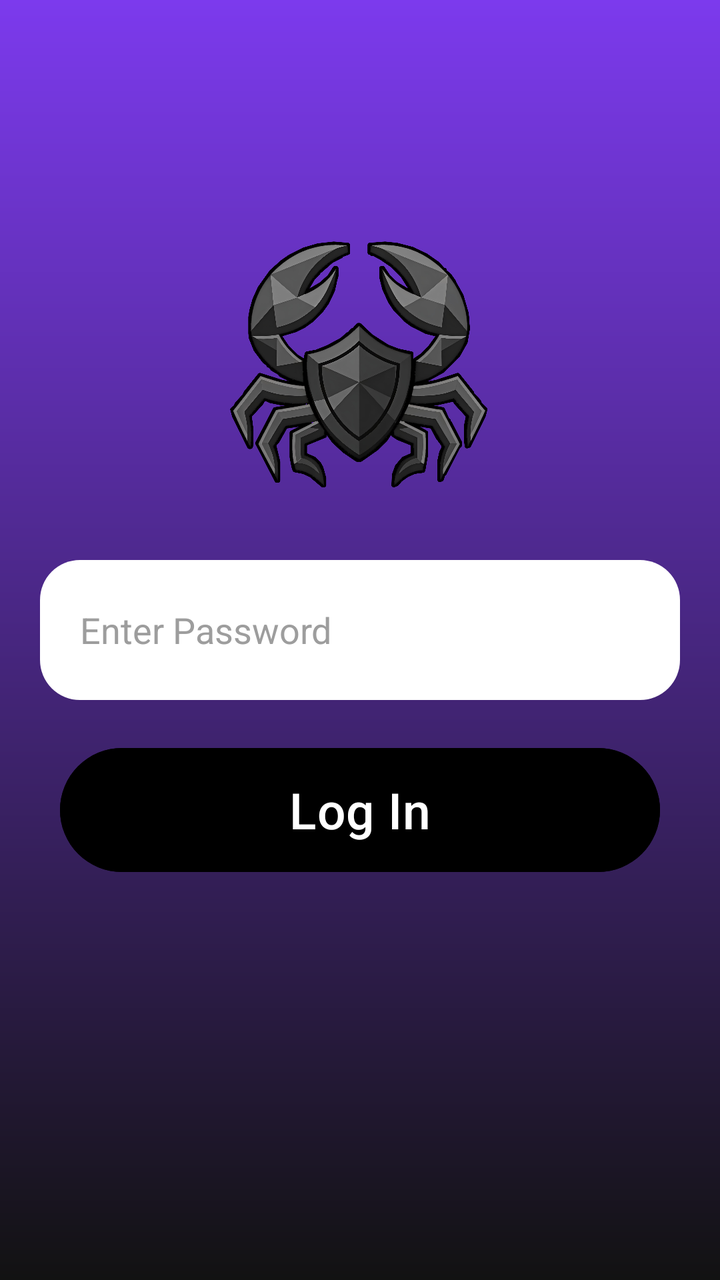
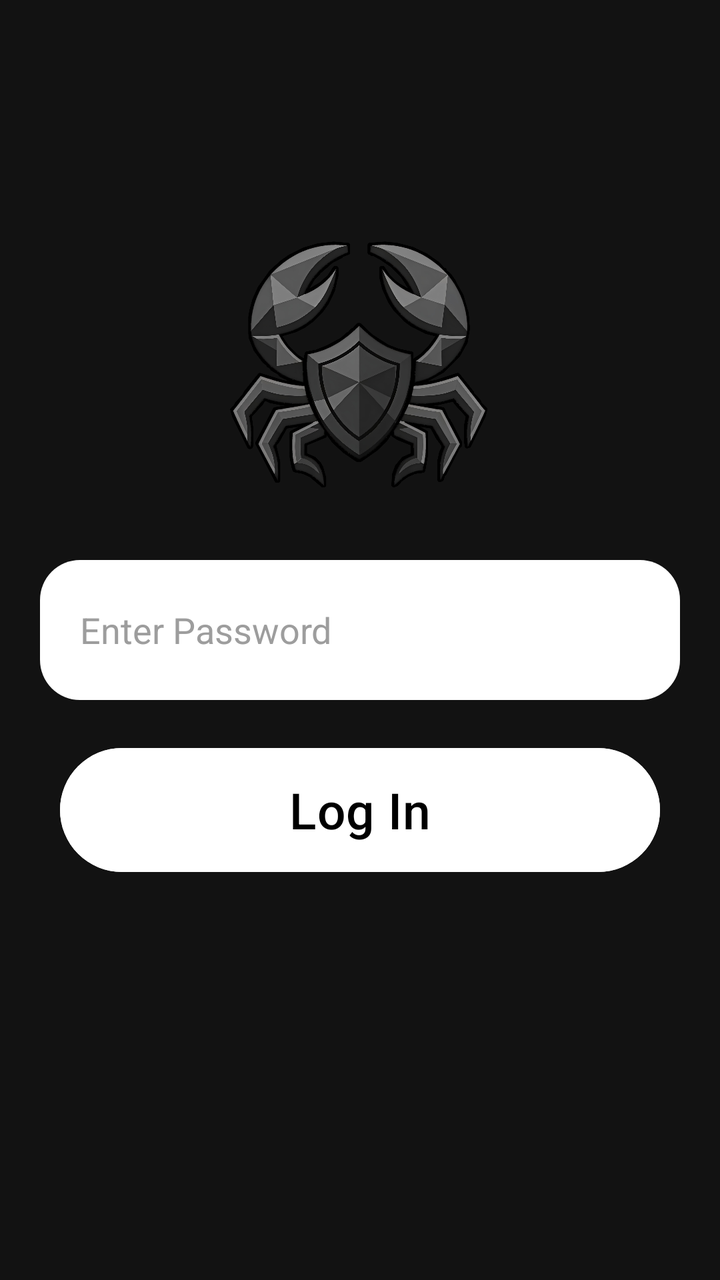

Before-and-after screenshots of an Android layout around one commit, followed by the original layout XML and the change that was made.
<!-- AndroidManifest.xml: application theme Theme.WhiteVault -->
<!-- res/layout/activity_authentication.xml -->
<?xml version="1.0" encoding="utf-8"?>
<RelativeLayout xmlns:android="http://schemas.android.com/apk/res/android"
    xmlns:app="http://schemas.android.com/apk/res-auto"
    xmlns:tools="http://schemas.android.com/tools"
    android:id="@+id/main"
    android:layout_width="match_parent"
    android:layout_height="match_parent"
    tools:context=".AuthenticationActivity"
    android:background="@drawable/user_background">

    <LinearLayout
        android:layout_width="match_parent"
        android:layout_height="wrap_content"
        android:orientation="vertical"
        android:layout_marginTop="70dp">

        <RelativeLayout
            android:layout_width="match_parent"
            android:layout_height="wrap_content"
            android:layout_marginTop="40dp">

            <ImageView
                android:layout_width="150dp"
                android:layout_height="150dp"
                android:src="@drawable/logo"
                android:layout_centerHorizontal="true"/>

        </RelativeLayout>

        <EditText
            android:id="@+id/text_password"
            android:layout_width="match_parent"
            android:layout_height="70dp"
            android:layout_marginTop="20dp"
            android:layout_marginLeft="20dp"
            android:layout_marginRight="20dp"
            android:hint="Enter Password"
            android:textColor="@color/black"
            android:background="@drawable/user_edit_text_background"
            android:textColorHint="#9D9D9D"
            android:padding="20dp"/>

        <Button
            android:id="@+id/button_login"
            android:layout_width="match_parent"
            android:layout_height="70dp"
            android:layout_marginTop="20dp"
            android:layout_marginStart="30dp"
            android:layout_marginEnd="30dp"
            android:text="Log In"
            android:textSize="25dp"
            android:textColor="@color/white"
            android:backgroundTint="@color/black"/>

    </LinearLayout>


</RelativeLayout>
<!-- resources referenced by this layout -->
<resources>
  <color name="black">#FF000000</color>
  <color name="white">#FFFFFFFF</color>
  <!-- drawable logo: png bitmap (drawable, 621487 bytes) -->
  <!-- drawable user_background (drawable) -->
  <?xml version="1.0" encoding="utf-8"?>
  <shape xmlns:android="http://schemas.android.com/apk/res/android">
      <gradient
          android:startColor="@color/primary"
          android:endColor="@color/background"
          android:angle="270"/>
  
  </shape>
  <!-- drawable user_edit_text_background (drawable) -->
  <?xml version="1.0" encoding="utf-8"?>
  <shape xmlns:android="http://schemas.android.com/apk/res/android">
      <solid android:color="@color/white"/>
      <corners android:radius="20dp"/>
  
  </shape>
  <style name="Theme.WhiteVault" parent="Base.Theme.WhiteVault" />
  <color name="primary">#7C3AED</color>
  <color name="background">#121212</color>
  <style name="Base.Theme.WhiteVault" parent="Theme.Material3.DayNight.NoActionBar">
          
          
      </style>
</resources>

<!-- the commit's change to res/layout/activity_authentication.xml (unified diff, before → after) -->
@@ -6,7 +6,7 @@
     android:layout_width="match_parent"
     android:layout_height="match_parent"
     tools:context=".AuthenticationActivity"
-    android:background="@drawable/user_background">
+    android:background="@color/background">
 
     <LinearLayout
         android:layout_width="match_parent"
@@ -40,17 +40,32 @@
             android:textColorHint="#9D9D9D"
             android:padding="20dp"/>
 
-        <Button
-            android:id="@+id/button_login"
+        <FrameLayout
             android:layout_width="match_parent"
-            android:layout_height="70dp"
-            android:layout_marginTop="20dp"
-            android:layout_marginStart="30dp"
-            android:layout_marginEnd="30dp"
-            android:text="Log In"
-            android:textSize="25dp"
-            android:textColor="@color/white"
-            android:backgroundTint="@color/black"/>
+            android:layout_height="wrap_content"
+            android:layout_marginTop="20dp">
+
+            <Button
+                android:id="@+id/button_login"
+                android:layout_width="match_parent"
+                android:layout_height="70dp"
+                android:layout_marginStart="30dp"
+                android:layout_marginEnd="30dp"
+                android:text="Log In"
+                android:textSize="25dp"
+                android:textColor="@color/black"
+                android:backgroundTint="@color/white"
+                android:layout_gravity="center"/>
+
+            <ProgressBar
+                android:id="@+id/progress_bar"
+                android:layout_width="50dp"
+                android:layout_height="50dp"
+                android:layout_gravity="center"
+                android:indeterminateTint="@color/white"
+                android:visibility="invisible"/>
+
+        </FrameLayout>
 
     </LinearLayout>
 
<!-- resource entries referenced after the edit -->
@@ -3,15 +3,6 @@
   <color name="black">#FF000000</color>
   <color name="white">#FFFFFFFF</color>
   <!-- drawable logo: png bitmap (drawable, 621487 bytes) -->
-  <!-- drawable user_background (drawable) -->
-  <?xml version="1.0" encoding="utf-8"?>
-  <shape xmlns:android="http://schemas.android.com/apk/res/android">
-      <gradient
-          android:startColor="@color/primary"
-          android:endColor="@color/background"
-          android:angle="270"/>
-  
-  </shape>
   <!-- drawable user_edit_text_background (drawable) -->
   <?xml version="1.0" encoding="utf-8"?>
   <shape xmlns:android="http://schemas.android.com/apk/res/android">
@@ -20,7 +11,6 @@
   
   </shape>
   <style name="Theme.WhiteVault" parent="Base.Theme.WhiteVault" />
-  <color name="primary">#7C3AED</color>
   <color name="background">#121212</color>
   <style name="Base.Theme.WhiteVault" parent="Theme.Material3.DayNight.NoActionBar">
           
